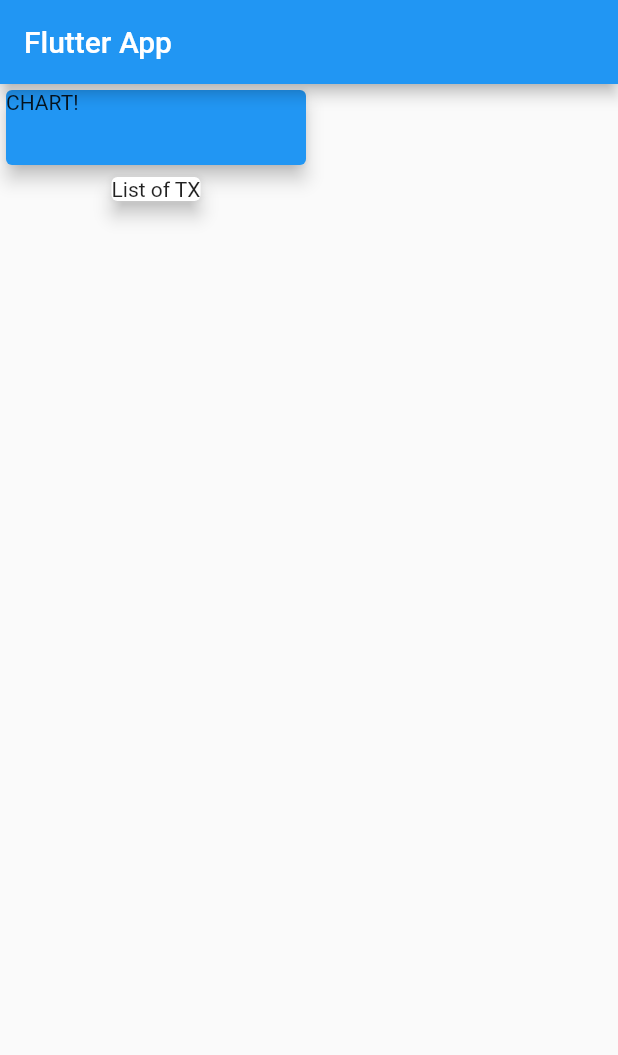
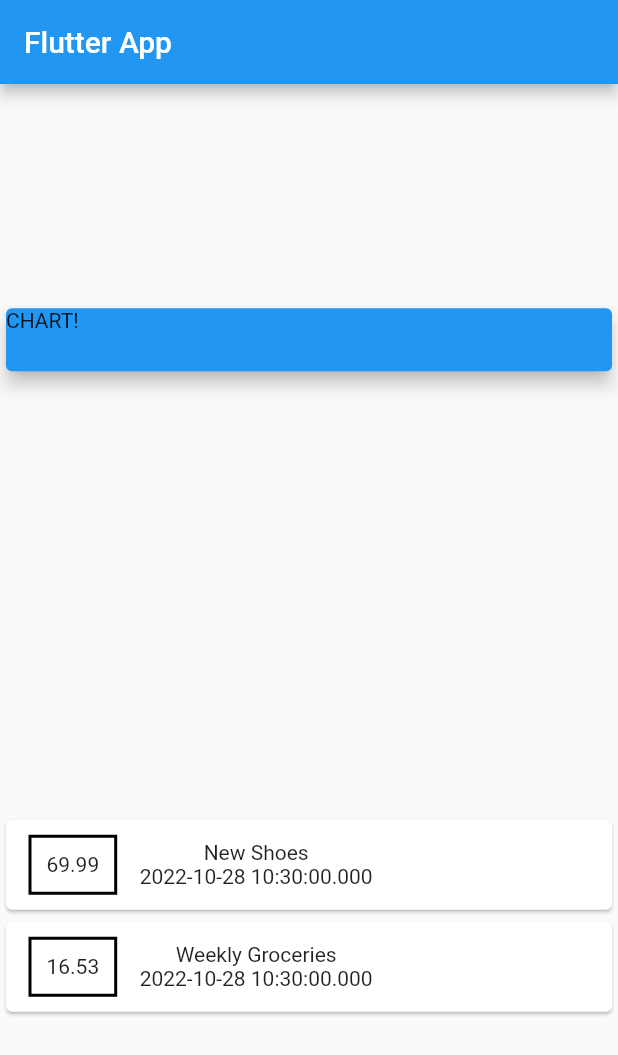
Before and after one commit to MuhammadZeeshan03/Expense-tracker-app-flutter, a Flutter app: the screen it shows after launch, on a phone screen of 412 x 824 dp. Shown: the top 1055 px of the screen. Run offline on Flutter 3.47's test engine with Material 2 defaults, Android fonts, the phone set to English and light mode, and no system bars.

Commit message:
Styling container

```diff
--- a/lib/main.dart
+++ b/lib/main.dart
@@ -1,4 +1,8 @@
+// ignore_for_file: prefer_const_constructors, sort_child_properties_last
+
 import 'package:flutter/material.dart';
+
+import './transaction.dart';
 
 void main() => runApp(MyApp());
 
@@ -13,6 +17,21 @@ class MyApp extends StatelessWidget {
 }
 
 class MyHomePage extends StatelessWidget {
+  final List<Transaction> transactions = [
+    Transaction(
+      id: 't1',
+      title: 'New Shoes',
+      amount: 69.99,
+      date: DateTime.now(),
+    ),
+    Transaction(
+      id: 't2',
+      title: 'Weekly Groceries',
+      amount: 16.53,
+      date: DateTime.now(),
+    ),
+  ];
+
   @override
   Widget build(BuildContext context) {
     return Scaffold(
@@ -20,17 +39,47 @@ class MyHomePage extends StatelessWidget {
         title: Text('Flutter App'),
       ),
       body: Column(
+        mainAxisAlignment: MainAxisAlignment.spaceAround,
+        crossAxisAlignment: CrossAxisAlignment.center,
         children: <Widget>[
-            Card(
+          Container(
+            width: double.infinity,
+            height: 50,
+            child: Card(
               color: Colors.blue,
-              child: Container(width: 200, height: 50, child: Text('CHART!')),
+              child: Text('CHART!'),
               elevation: 5,
             ),
-            Card(
-              child: Text('List of TX'),
-              elevation: 5,
           ),
+          Column(
+            children: transactions.map((tx) {
+              return Card(
+                child: Row(
+                  children: <Widget>[
+                    Container(
+                      padding: EdgeInsets.all(10),
+                      margin: EdgeInsets.symmetric(
+                        vertical: 10,
+                        horizontal: 15,
+                      ),
+                      decoration: BoxDecoration(
+                        border: Border.all(color: Colors.black, width: 2),
+                      ),
+                      child: Text(
+                        tx.amount.toString(),
+                      ),
+                    ),
+                    Column(children: <Widget>[
+                      Text(tx.title),
+                      Text(tx.date.toString()),
+                    ]),
                   ],
-        ));
+                ),
+              );
+            }).toList(),
+          )
+        ],
+      ),
+    );
   }
 }
--- /dev/null
+++ b/lib/transaction.dart
@@ -0,0 +1,13 @@
+class Transaction {
+  final String id;
+  final String title;
+  final double amount;
+  final DateTime date;
+
+  Transaction({
+    required this.id,
+    required this.title,
+    required this.amount,
+    required this.date,
+  });
+}
```
Lines whose indentation alone changed are shown as unchanged.
